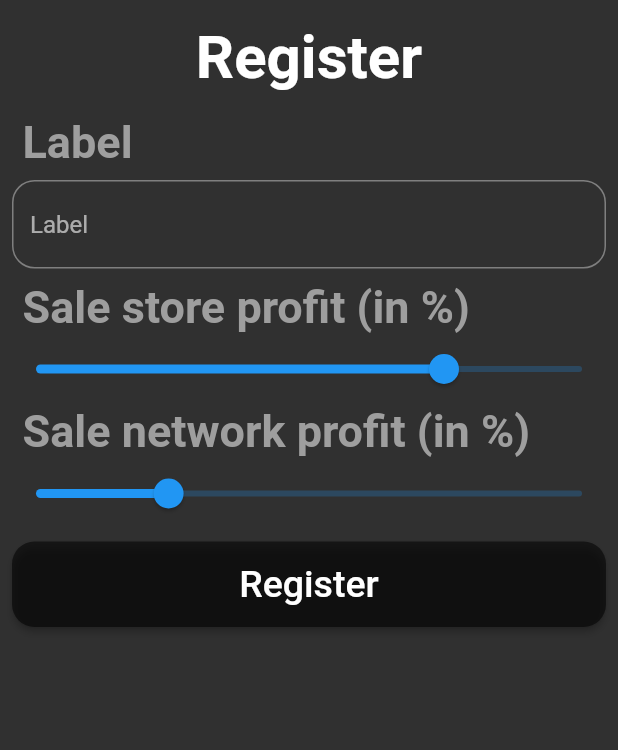
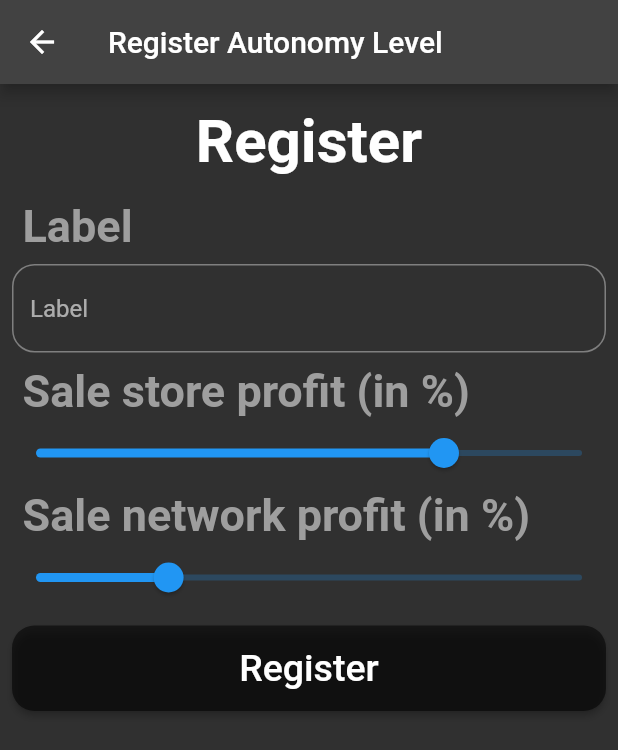
Before and after one commit to mickaelrei/drive-deal, a Flutter app: the AutonomyLevelRegisterForm screen opened directly, on a phone screen of 412 x 824 dp. Shown: the top 750 px of the screen. Run offline on Flutter 3.47's test engine with Material 2 defaults, Android fonts, the light colour scheme and no system bars; our stand-ins replace carousel_slider, go_router, image_picker, shared_preferences, sqflite; accounts and stored records are empty; generated files the repository leaves out were written again.

Commit message:
Changed pages related to autonomy level entity based on new routes

```diff
--- a/lib/view/edit/autonomy_level_edit.dart
+++ b/lib/view/edit/autonomy_level_edit.dart
@@ -139,7 +139,9 @@ class AutonomyLevelEditForm extends StatelessWidget {
   Widget build(BuildContext context) {
     final localization = AppLocalizations.of(context)!;
 
-    return ChangeNotifierProvider<AutonomyLevelEditState>(
+    return Scaffold(
+      appBar: AppBar(title: Text(localization.editAutonomyLevel)),
+      body: ChangeNotifierProvider<AutonomyLevelEditState>(
         create: (context) {
           return AutonomyLevelEditState(
             autonomyLevel: autonomyLevel,
@@ -212,6 +214,7 @@ class AutonomyLevelEditForm extends StatelessWidget {
             );
           },
         ),
+      ),
     );
   }
 }
--- a/lib/view/register/autonomy_level_register.dart
+++ b/lib/view/register/autonomy_level_register.dart
@@ -130,7 +130,9 @@ class AutonomyLevelRegisterForm extends StatelessWidget {
   Widget build(BuildContext context) {
     final localization = AppLocalizations.of(context)!;
 
-    return ChangeNotifierProvider<AutonomyLevelRegisterState>(
+    return Scaffold(
+      appBar: AppBar(title: Text(localization.registerAutonomyLevel)),
+      body: ChangeNotifierProvider<AutonomyLevelRegisterState>(
         create: (context) {
           return AutonomyLevelRegisterState(onRegister: onRegister);
         },
@@ -200,6 +202,7 @@ class AutonomyLevelRegisterForm extends StatelessWidget {
             );
           },
         ),
+      ),
     );
   }
 }
```
Also changed, not shown: lib/view/list/autonomy_level_list.dart (+15 -5 lines). Lines whose indentation alone changed are shown as unchanged.
